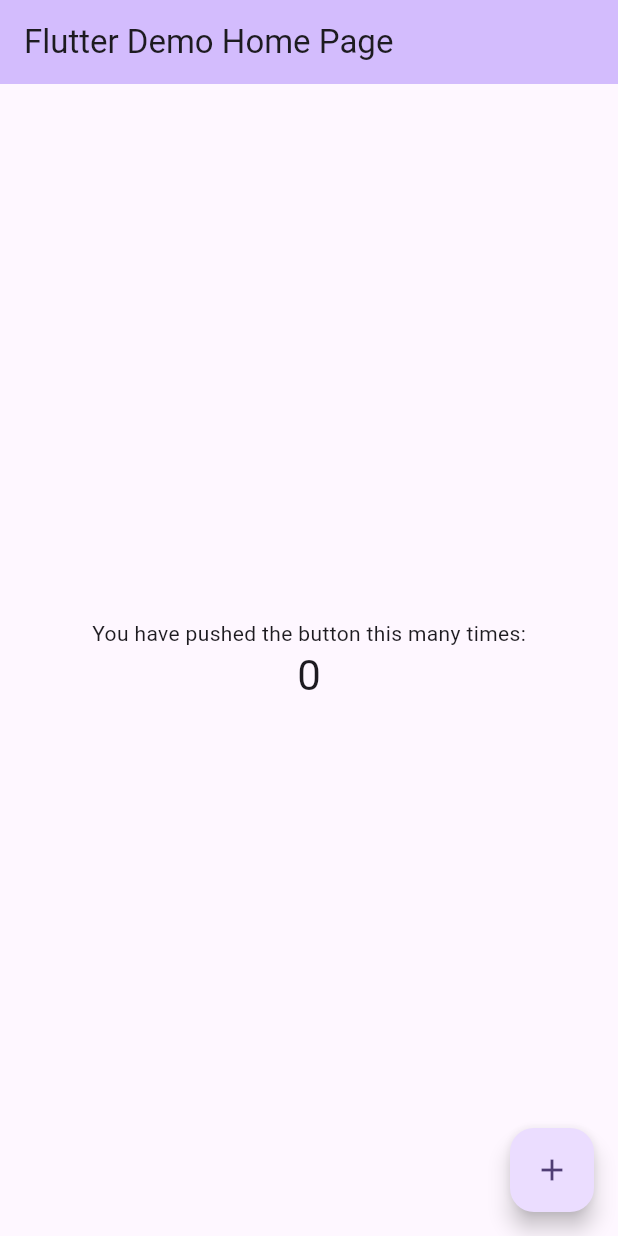
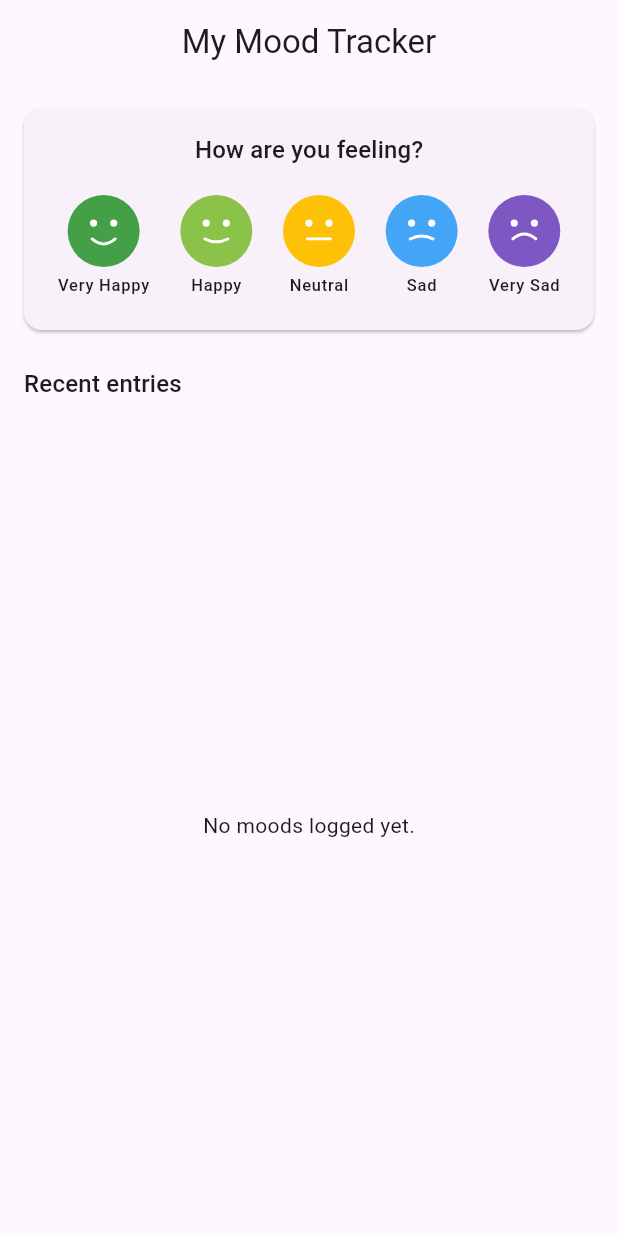
Before and after one commit to genyarko/mood_tracker, a Flutter app: the screen it shows after launch, on a phone screen of 412 x 824 dp. Run offline on Flutter 3.47's test engine with Material 3 defaults, Android fonts, the phone set to English and light mode, and no system bars; our stand-ins replace shared_preferences.

Commit message:
Phase 3: add single-screen UI skeleton
- Implement MoodFacePainter (CustomPainter) with 5 mood expressions
- Add MoodHomeScreen with logger row and timeline
  - Row of 5 tappable mood faces in a Card ("How are you feeling?")
  - ListView of last 7 entries with relative timestamps
  - Loads and persists moods via MoodRepository
- Replace boilerplate counter app with MoodHomeScreen in main.dart
- Rewrite widget_test.dart as smoke test for MoodHomeScreen
  - Asserts empty state, title, and prompt render
  - Verifies tapping a mood button creates a timeline entry

Co-Authored-By: Claude Opus 4.7 <noreply@anthropic.com>

```diff
--- a/lib/main.dart
+++ b/lib/main.dart
@@ -1,4 +1,5 @@
 import 'package:flutter/material.dart';
+import 'screens/mood_home_screen.dart';
 
 void main() {
   runApp(const MyApp());
@@ -7,116 +8,15 @@ void main() {
 class MyApp extends StatelessWidget {
   const MyApp({super.key});
 
-  // This widget is the root of your application.
   @override
   Widget build(BuildContext context) {
     return MaterialApp(
-      title: 'Flutter Demo',
+      title: 'My Mood Tracker',
       theme: ThemeData(
-        // This is the theme of your application.
-        //
-        // TRY THIS: Try running your application with "flutter run". You'll see
-        // the application has a purple toolbar. Then, without quitting the app,
-        // try changing the seedColor in the colorScheme below to Colors.green
-        // and then invoke "hot reload" (save your changes or press the "hot
-        // reload" button in a Flutter-supported IDE, or press "r" if you used
-        // the command line to start the app).
-        //
-        // Notice that the counter didn't reset back to zero; the application
-        // state is not lost during the reload. To reset the state, use hot
-        // restart instead.
-        //
-        // This works for code too, not just values: Most code changes can be
-        // tested with just a hot reload.
-        colorScheme: .fromSeed(seedColor: Colors.deepPurple),
+        colorScheme: ColorScheme.fromSeed(seedColor: Colors.deepPurple),
+        useMaterial3: true,
       ),
-      home: const MyHomePage(title: 'Flutter Demo Home Page'),
+      home: const MoodHomeScreen(),
     );
   }
 }
-
-class MyHomePage extends StatefulWidget {
-  const MyHomePage({super.key, required this.title});
-
-  // This widget is the home page of your application. It is stateful, meaning
-  // that it has a State object (defined below) that contains fields that affect
-  // how it looks.
-
-  // This class is the configuration for the state. It holds the values (in this
-  // case the title) provided by the parent (in this case the App widget) and
-  // used by the build method of the State. Fields in a Widget subclass are
-  // always marked "final".
-
-  final String title;
-
-  @override
-  State<MyHomePage> createState() => _MyHomePageState();
-}
-
-class _MyHomePageState extends State<MyHomePage> {
-  int _counter = 0;
-
-  void _incrementCounter() {
-    setState(() {
-      // This call to setState tells the Flutter framework that something has
-      // changed in this State, which causes it to rerun the build method below
-      // so that the display can reflect the updated values. If we changed
-      // _counter without calling setState(), then the build method would not be
-      // called again, and so nothing would appear to happen.
-      _counter++;
-    });
-  }
-
-  @override
-  Widget build(BuildContext context) {
-    // This method is rerun every time setState is called, for instance as done
-    // by the _incrementCounter method above.
-    //
-    // The Flutter framework has been optimized to make rerunning build methods
-    // fast, so that you can just rebuild anything that needs updating rather
-    // than having to individually change instances of widgets.
-    return Scaffold(
-      appBar: AppBar(
-        // TRY THIS: Try changing the color here to a specific color (to
-        // Colors.amber, perhaps?) and trigger a hot reload to see the AppBar
-        // change color while the other colors stay the same.
-        backgroundColor: Theme.of(context).colorScheme.inversePrimary,
-        // Here we take the value from the MyHomePage object that was created by
-        // the App.build method, and use it to set our appbar title.
-        title: Text(widget.title),
-      ),
-      body: Center(
-        // Center is a layout widget. It takes a single child and positions it
-        // in the middle of the parent.
-        child: Column(
-          // Column is also a layout widget. It takes a list of children and
-          // arranges them vertically. By default, it sizes itself to fit its
-          // children horizontally, and tries to be as tall as its parent.
-          //
-          // Column has various properties to control how it sizes itself and
-          // how it positions its children. Here we use mainAxisAlignment to
-          // center the children vertically; the main axis here is the vertical
-          // axis because Columns are vertical (the cross axis would be
-          // horizontal).
-          //
-          // TRY THIS: Invoke "debug painting" (choose the "Toggle Debug Paint"
-          // action in the IDE, or press "p" in the console), to see the
-          // wireframe for each widget.
-          mainAxisAlignment: .center,
-          children: [
-            const Text('You have pushed the button this many times:'),
-            Text(
-              '$_counter',
-              style: Theme.of(context).textTheme.headlineMedium,
-            ),
-          ],
-        ),
-      ),
-      floatingActionButton: FloatingActionButton(
-        onPressed: _incrementCounter,
-        tooltip: 'Increment',
-        child: const Icon(Icons.add),
-      ),
-    );
-  }
-}
--- /dev/null
+++ b/lib/screens/mood_home_screen.dart
@@ -0,0 +1,179 @@
+import 'package:flutter/material.dart';
+import '../data/mood_repository.dart';
+import '../models/mood_entry.dart';
+import '../models/mood_kind.dart';
+import '../widgets/mood_face_painter.dart';
+
+class MoodHomeScreen extends StatefulWidget {
+  const MoodHomeScreen({super.key});
+
+  @override
+  State<MoodHomeScreen> createState() => _MoodHomeScreenState();
+}
+
+class _MoodHomeScreenState extends State<MoodHomeScreen> {
+  final _repo = MoodRepository();
+  List<MoodEntry> _entries = [];
+  bool _loading = true;
+
+  @override
+  void initState() {
+    super.initState();
+    _load();
+  }
+
+  Future<void> _load() async {
+    final entries = await _repo.loadEntries();
+    if (!mounted) return;
+    setState(() {
+      _entries = entries.reversed.take(7).toList();
+      _loading = false;
+    });
+  }
+
+  Future<void> _logMood(MoodKind mood) async {
+    final entry = MoodEntry(
+      id: DateTime.now().microsecondsSinceEpoch.toString(),
+      mood: mood,
+      timestamp: DateTime.now(),
+    );
+    await _repo.addEntry(entry);
+    await _load();
+  }
+
+  @override
+  Widget build(BuildContext context) {
+    return Scaffold(
+      appBar: AppBar(
+        title: const Text('My Mood Tracker'),
+        centerTitle: true,
+      ),
+      body: Column(
+        crossAxisAlignment: CrossAxisAlignment.stretch,
+        children: [
+          _LoggerCard(onMoodSelected: _logMood),
+          Padding(
+            padding: const EdgeInsets.fromLTRB(16, 8, 16, 8),
+            child: Text(
+              'Recent entries',
+              style: Theme.of(context).textTheme.titleMedium,
+            ),
+          ),
+          Expanded(child: _buildTimeline()),
+        ],
+      ),
+    );
+  }
+
+  Widget _buildTimeline() {
+    if (_loading) return const Center(child: CircularProgressIndicator());
+    if (_entries.isEmpty) {
+      return const Center(child: Text('No moods logged yet.'));
+    }
+    return ListView.separated(
+      padding: const EdgeInsets.symmetric(horizontal: 16),
+      itemCount: _entries.length,
+      separatorBuilder: (_, _) => const Divider(height: 1),
+      itemBuilder: (context, i) => _EntryTile(entry: _entries[i]),
+    );
+  }
+}
+
+class _LoggerCard extends StatelessWidget {
+  final ValueChanged<MoodKind> onMoodSelected;
+
+  const _LoggerCard({required this.onMoodSelected});
+
+  @override
+  Widget build(BuildContext context) {
+    return Card(
+      margin: const EdgeInsets.all(16),
+      child: Padding(
+        padding: const EdgeInsets.symmetric(vertical: 16, horizontal: 8),
+        child: Column(
+          children: [
+            Text(
+              'How are you feeling?',
+              style: Theme.of(context).textTheme.titleMedium,
+            ),
+            const SizedBox(height: 12),
+            Row(
+              mainAxisAlignment: MainAxisAlignment.spaceEvenly,
+              children: MoodKind.values
+                  .map((m) => _MoodButton(mood: m, onTap: () => onMoodSelected(m)))
+                  .toList(),
+            ),
+          ],
+        ),
+      ),
+    );
+  }
+}
+
+class _MoodButton extends StatelessWidget {
+  final MoodKind mood;
+  final VoidCallback onTap;
+
+  const _MoodButton({required this.mood, required this.onTap});
+
+  @override
+  Widget build(BuildContext context) {
+    return InkWell(
+      onTap: onTap,
+      borderRadius: BorderRadius.circular(40),
+      child: Padding(
+        padding: const EdgeInsets.all(6),
+        child: Column(
+          children: [
+            CustomPaint(
+              size: const Size(48, 48),
+              painter: MoodFacePainter(mood),
+            ),
+            const SizedBox(height: 4),
+            Text(mood.label, style: Theme.of(context).textTheme.labelSmall),
+          ],
+        ),
+      ),
+    );
+  }
+}
+
+class _EntryTile extends StatelessWidget {
+  final MoodEntry entry;
+
+  const _EntryTile({required this.entry});
+
+  String _timeAgo(DateTime dt) {
+    final diff = DateTime.now().difference(dt);
+    if (diff.inMinutes < 1) return 'Just now';
+    if (diff.inHours < 1) return '${diff.inMinutes}m ago';
+    if (diff.inDays < 1) return '${diff.inHours}h ago';
+    return '${diff.inDays}d ago';
+  }
+
+  @override
+  Widget build(BuildContext context) {
+    return Padding(
+      padding: const EdgeInsets.symmetric(vertical: 8),
+      child: Row(
+        children: [
+          CustomPaint(
+            size: const Size(36, 36),
+            painter: MoodFacePainter(entry.mood),
+          ),
+          const SizedBox(width: 12),
+          Expanded(
+            child: Text(
+              entry.mood.label,
+              style: Theme.of(context).textTheme.bodyMedium,
+            ),
+          ),
+          Text(
+            _timeAgo(entry.timestamp),
+            style: Theme.of(context).textTheme.bodySmall,
+          ),
+        ],
+      ),
+    );
+  }
+}
--- /dev/null
+++ b/lib/widgets/mood_face_painter.dart
@@ -0,0 +1,56 @@
+import 'package:flutter/material.dart';
+import '../models/mood_kind.dart';
+
+class MoodFacePainter extends CustomPainter {
+  final MoodKind mood;
+
+  const MoodFacePainter(this.mood);
+
+  @override
+  void paint(Canvas canvas, Size size) {
+    final cx = size.width / 2;
+    final cy = size.height / 2;
+    final r = size.shortestSide / 2;
+
+    canvas.drawCircle(
+      Offset(cx, cy),
+      r,
+      Paint()..color = mood.color,
+    );
+
+    final whiteFill = Paint()
+      ..color = Colors.white
+      ..style = PaintingStyle.fill;
+
+    // Eyes
+    canvas.drawCircle(Offset(cx - r * 0.28, cy - r * 0.22), r * 0.1, whiteFill);
+    canvas.drawCircle(Offset(cx + r * 0.28, cy - r * 0.22), r * 0.1, whiteFill);
+
+    // Mouth: positive curveOffset = smile, negative = frown
+    final curveOffset = switch (mood) {
+      MoodKind.veryHappy => r * 0.28,
+      MoodKind.happy => r * 0.16,
+      MoodKind.neutral => 0.0,
+      MoodKind.sad => -r * 0.16,
+      MoodKind.verySad => -r * 0.28,
+    };
+
+    final mouthY = cy + r * 0.22;
+    final halfW = r * 0.32;
+    final mouthPath = Path()
+      ..moveTo(cx - halfW, mouthY)
+      ..quadraticBezierTo(cx, mouthY + curveOffset, cx + halfW, mouthY);
+
+    canvas.drawPath(
+      mouthPath,
+      Paint()
+        ..color = Colors.white
+        ..strokeWidth = r * 0.08
+        ..strokeCap = StrokeCap.round
+        ..style = PaintingStyle.stroke,
+    );
+  }
+
+  @override
+  bool shouldRepaint(MoodFacePainter oldDelegate) => oldDelegate.mood != mood;
+}
```
Also changed, not shown: 1 other file.
